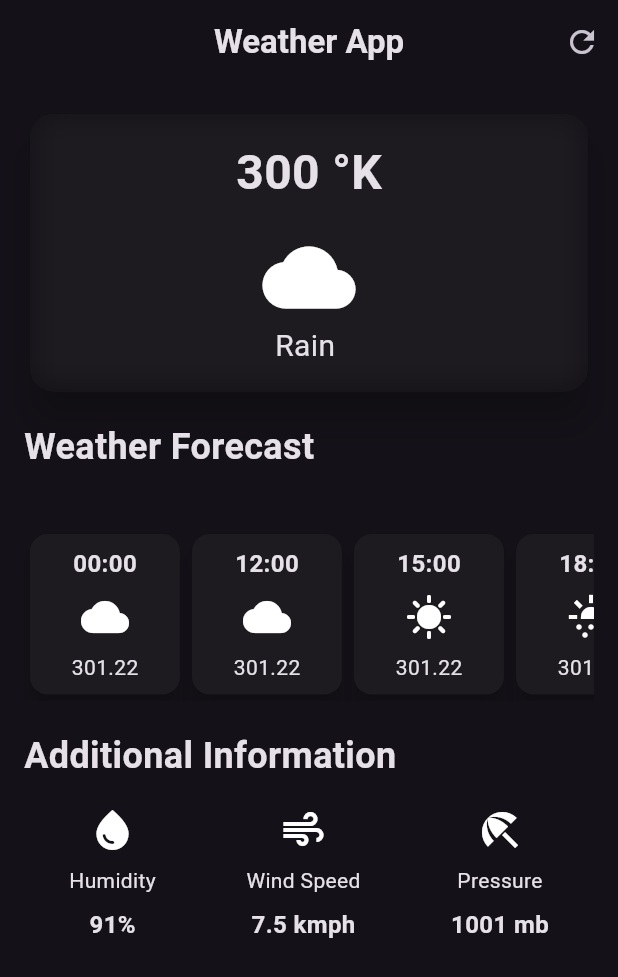
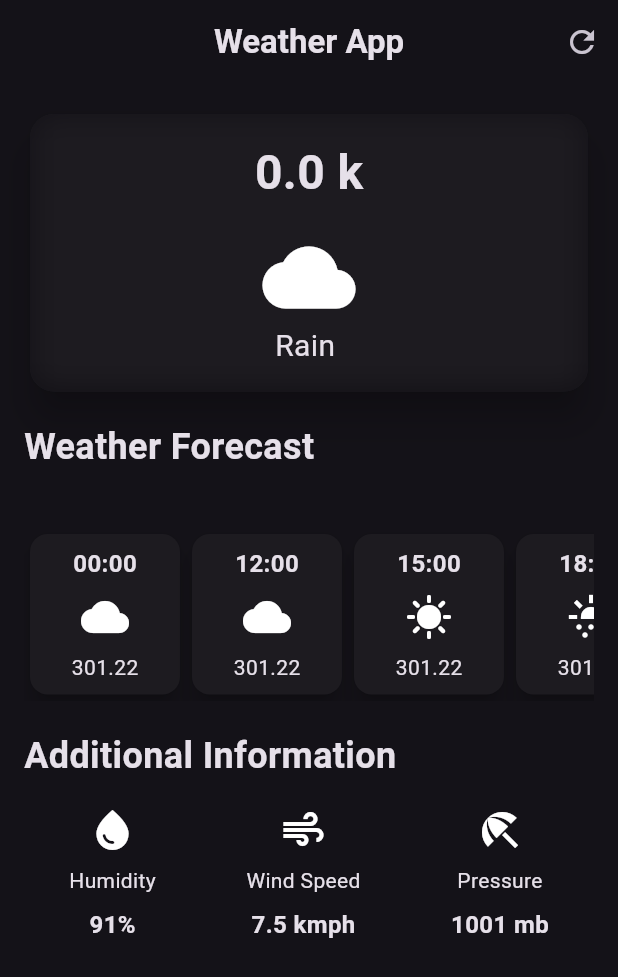
Before and after one commit to abhinavsrepository/weatherApp, a Flutter app: the screen it shows after launch, on a phone screen of 412 x 824 dp. Shown: the top 977 px of the screen. Run offline on Flutter 3.47's test engine with Material 2 defaults, Android fonts, the phone set to English and light mode, and no system bars; network calls fail.

Commit message:
hello world

```diff
--- a/lib/weather_screen.dart
+++ b/lib/weather_screen.dart
@@ -1,3 +1,4 @@
+import 'dart:convert';
 import 'dart:ui';
 import 'package:weather/additional_info_item.dart';
 
@@ -15,21 +16,32 @@ class WeatherScreen extends StatefulWidget {
 }
 
 class _WeatherScreenState extends State<WeatherScreen> {
+  double temp = 0;
   @override
   void initState() {
-    // TODO: implement initState
     super.initState();
     getCurrentWeather();
   }
 
   Future getCurrentWeather() async {
+    try {
       String cityName = 'London';
       final res = await http.get(
         Uri.parse(
           'http://api.openweathermap.org/data/2.5/weather?q=$cityName&APPID=$openWeatherAPIKey',
         ),
       );
-    print(res.body);
+
+      final data = jsonDecode(res.body);
+      if (data['cod'] != '200') {
+        throw 'An unexpected error occured';
+      }
+      setState(() {
+        temp = data['list'][0]['main']['temp'];
+      });
+    } catch (e) {
+      throw e.toString();
+    }
   }
 
   @override
@@ -64,23 +76,23 @@ class _WeatherScreenState extends State<WeatherScreen> {
                     borderRadius: BorderRadius.circular(16),
                     child: BackdropFilter(
                       filter: ImageFilter.blur(sigmaX: 10, sigmaY: 10),
-                      child: const Padding(
-                        padding: EdgeInsets.all(16.0),
+                      child: Padding(
+                        padding: const EdgeInsets.all(16.0),
                         child: Column(
                           children: [
                             Text(
-                              '300 °K',
-                              style: TextStyle(
+                              '$temp k',
+                              style: const TextStyle(
                                 fontSize: 32,
                                 fontWeight: FontWeight.bold,
                               ),
                             ),
-                            SizedBox(height: 16),
-                            Icon(
+                            const SizedBox(height: 16),
+                            const Icon(
                               Icons.cloud,
                               size: 62,
                             ),
-                            Text(
+                            const Text(
                               'Rain ',
                               style: TextStyle(
                                 fontSize: 20,
```
Lines whose indentation alone changed are shown as unchanged.
